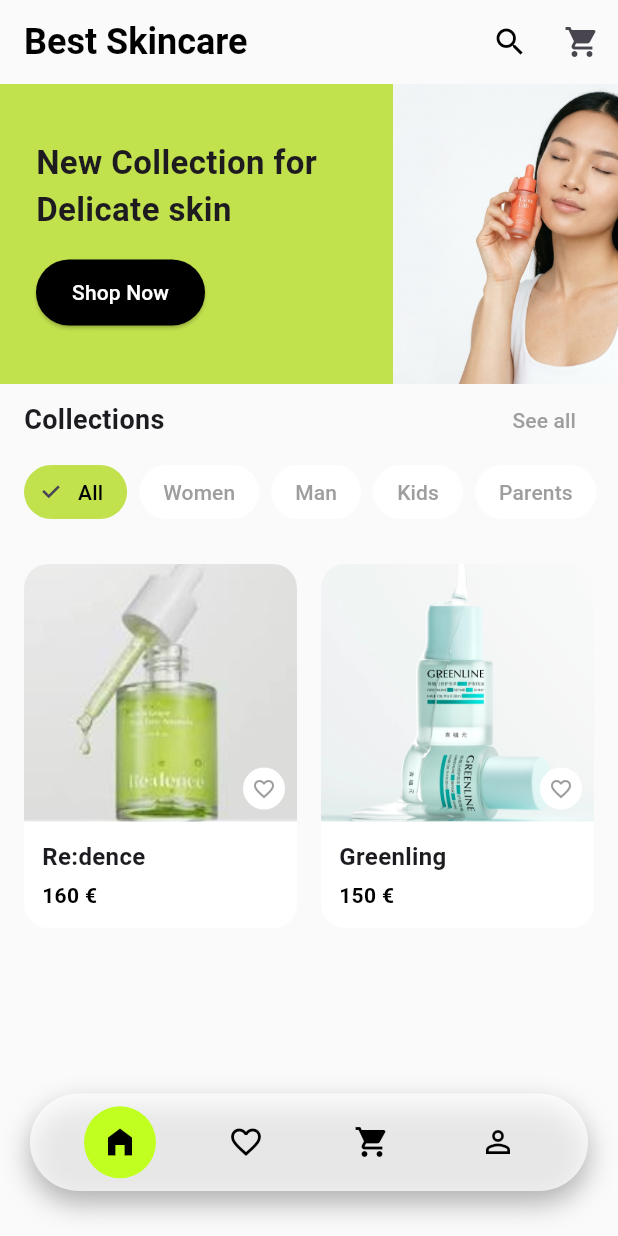
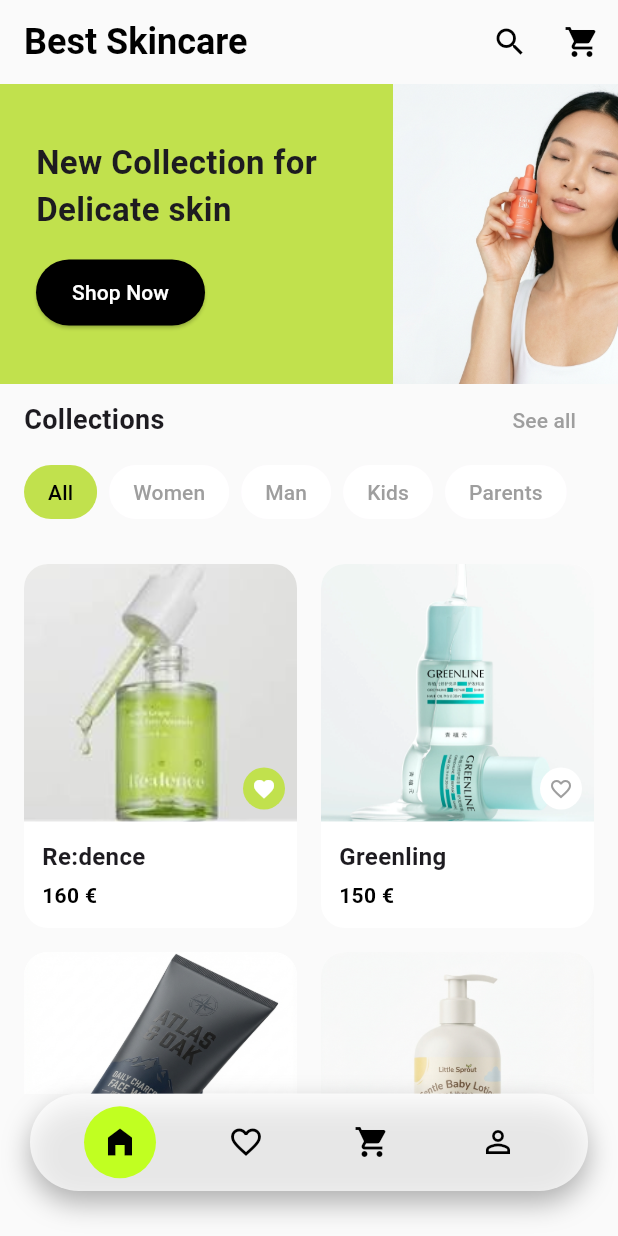
Before and after one commit to desse20/skincare_app, a Flutter app: the screen it shows after launch, on a phone screen of 412 x 824 dp. Run offline on Flutter 3.47's test engine with Material 3 defaults, Android fonts, the phone set to English and light mode, and no system bars; our stand-ins replace shared_preferences.

Commit message:
Feat: Add category filtering, product images, and fix build

```diff
--- a/lib/data/product_data.dart
+++ b/lib/data/product_data.dart
@@ -7,6 +7,7 @@
     price: '160',
     images: ['assets/images/product1.png'],
     capacity: '50ml',
+    category: 'Women',
     description: 'Sérum anti-âge Re:dence, raffermit et illumine la peau.',
   ),
   Product(
@@ -15,6 +16,7 @@
     price: '150',
     images: ['assets/images/product2.jpg'],
     capacity: '100ml',
+    category: 'Women',
     description: 'Crème hydratante Greenling, fraîcheur et éclat naturel.',
   ),
 ];
--- a/lib/models/product.dart
+++ b/lib/models/product.dart
@@ -4,6 +4,7 @@
   final String price;
   final List<String> images;
   final String capacity;
+  final String category;
   final String description;
 
   const Product({
@@ -12,6 +13,7 @@
     required this.price,
     required this.images,
     required this.capacity,
+    required this.category,
     this.description = '',
   });
 
@@ -22,6 +24,7 @@
       price: '160 €',
       images: ['assets/images/product1.png'],
       capacity: '50ml',
+      category: 'Women',
       description: 'A powerful serum for skin rejuvenation.',
     ),
     Product(
@@ -30,7 +33,44 @@
       price: '150 €',
       images: ['assets/images/product2.jpg'],
       capacity: '30ml',
+      category: 'Women',
       description: 'Ideally suited for sensitive skin types.',
+    ),
+    Product(
+      id: '3',
+      name: 'Men Face Wash',
+      price: '45 €',
+      images: ['assets/images/product_man.png'],
+      capacity: '100ml',
+      category: 'Man',
+      description: 'Deep cleansing face wash for men.',
+    ),
+    Product(
+      id: '4',
+      name: 'Baby Lotion',
+      price: '25 €',
+      images: ['assets/images/product_kids.png'],
+      capacity: '200ml',
+      category: 'Kids',
+      description: 'Gentle lotion for delicate baby skin.',
+    ),
+    Product(
+      id: '5',
+      name: 'Family Cream',
+      price: '60 €',
+      images: ['assets/images/product_parents.png'],
+      capacity: '450ml',
+      category: 'Parents',
+      description: 'Moisturizing cream for the whole family.',
+    ),
+    Product(
+      id: '6',
+      name: 'Lumière Serum',
+      price: '180 €',
+      images: ['assets/images/product_women.png'],
+      capacity: '30ml',
+      category: 'Women',
+      description: 'Radiance boosting serum.',
     ),
   ];
 }
--- a/lib/screens/home_screen.dart
+++ b/lib/screens/home_screen.dart
@@ -2,20 +2,46 @@
 import '../routes/app_routes.dart';
 import '../widgets/custom_bottom_nav.dart';
 import '../models/favorites_model.dart';
+import '../models/product.dart';
 
-class HomeScreen extends StatelessWidget {
+class HomeScreen extends StatefulWidget {
   final FavoritesModel favoritesModel;
 
   const HomeScreen({super.key, required this.favoritesModel});
 
   @override
+  State<HomeScreen> createState() => _HomeScreenState();
+}
+
+class _HomeScreenState extends State<HomeScreen> {
+  String _selectedCategory = 'All';
+
+  final List<String> _categories = ['All', 'Women', 'Man', 'Kids', 'Parents'];
+
+  List<Product> get _filteredProducts {
+    if (_selectedCategory == 'All') {
+      return Product.dummyProducts;
+    }
+    return Product.dummyProducts
+        .where((product) => product.category == _selectedCategory)
+        .toList();
+  }
+
+  @override
   Widget build(BuildContext context) {
+    return ListenableBuilder(
+      listenable: widget.favoritesModel,
+      builder: (context, child) {
         return Scaffold(
           backgroundColor: Colors.grey[50], // Light background
           appBar: AppBar(
             title: const Text(
               'Best Skincare',
-          style: TextStyle(color: Colors.black, fontSize: 24, fontWeight: FontWeight.bold),
+              style: TextStyle(
+                color: Colors.black,
+                fontSize: 24,
+                fontWeight: FontWeight.bold
+              ),
             ),
             backgroundColor: Colors.transparent,
             elevation: 0,
@@ -29,9 +55,8 @@
                   );
                 },
               ),
-
               IconButton(
-            icon: const Icon(Icons.shopping_cart),
+                icon: const Icon(Icons.shopping_cart, color: Colors.black),
                 onPressed: () {
                   Navigator.pushNamed(context, AppRoutes.cart);
                 },
@@ -45,9 +70,11 @@
                 // STEP 2: Hero Section
                 Container(
                   width: double.infinity,
+                  // Removed margin for full width
                   height: 200,
                   decoration: const BoxDecoration(
                     color: Color(0xFFC1E14D), // Lime green from mockup
+                    // Removed borderRadius for full width look
                   ),
                   child: Stack(
                     children: [
@@ -72,7 +99,7 @@
                               'New Collection for\nDelicate skin',
                               style: TextStyle(
                                 fontSize: 22,
-                            fontWeight: FontWeight.w600,
+                                fontWeight: FontWeight.bold,
                               ),
                             ),
                             const SizedBox(height: 16),
@@ -111,19 +138,26 @@
                   scrollDirection: Axis.horizontal,
                   padding: const EdgeInsets.only(left: 16),
                   child: Row(
-                    children: ['All', 'Women', 'Man', 'Kids', 'Parents'].map((category) {
-                      final isSelected = category == 'All';
+                    children: _categories.map((category) {
+                      final isSelected = category == _selectedCategory;
                       return Padding(
                         padding: const EdgeInsets.only(right: 8.0),
                         child: ChoiceChip(
                           label: Text(category),
                           selected: isSelected,
-                          onSelected: (_) {},
+                          onSelected: (selected) {
+                            if (selected) {
+                              setState(() {
+                                _selectedCategory = category;
+                              });
+                            }
+                          },
                           selectedColor: const Color(0xFFC1E14D),
                           backgroundColor: Colors.white,
                           labelStyle: TextStyle(color: isSelected ? Colors.black : Colors.grey),
                           shape: RoundedRectangleBorder(borderRadius: BorderRadius.circular(20)),
                           side: BorderSide.none,
+                          showCheckmark: false,
                         ),
                       );
                     }).toList(),
@@ -142,23 +176,14 @@
                     childAspectRatio: 0.75,
                     crossAxisSpacing: 16,
                     mainAxisSpacing: 16,
-                children: [
-                  _buildProductCard(
+                    children: _filteredProducts.map((product) {
+                      return _buildProductCard(
                         context,
-                    name: 'Re:dence',
-                    price: '160 €',
-                    imagePath: 'assets/images/product1.png',
-                    routeArgs: '1',
-                  ),
-                  _buildProductCard(
-                    context,
-                    name: 'Greenling',
-                    price: '150 €',
-                    imagePath: 'assets/images/product2.jpg',
-                    routeArgs: '2',
-                    isFavorite: false,
-                  ),
-                ],
+                        product: product,
+                        isFavorite: widget.favoritesModel.isFavorite(product.id),
+                        onFavoriteToggle: () => widget.favoritesModel.toggleFavorite(product.id),
+                      );
+                    }).toList(),
                   ),
                 ),
                  const SizedBox(height: 24),
@@ -166,23 +191,20 @@
             ),
           ),
 
-
           bottomNavigationBar: const CustomBottomNav(currentIndex: 0),
-
+        );
+      }
     );
   }
 
   Widget _buildProductCard(BuildContext context, {
-    required String name,
-    required String price,
-    required String imagePath,
-    required String routeArgs,
-    bool isFavorite = false,
-    VoidCallback? onFavoriteToggle,
+    required Product product,
+    required bool isFavorite,
+    required VoidCallback onFavoriteToggle,
   }) {
     return GestureDetector(
       onTap: () {
-        Navigator.pushNamed(context, AppRoutes.productDetail, arguments: routeArgs);
+        Navigator.pushNamed(context, AppRoutes.productDetail, arguments: product.id);
       },
       child: Container(
         decoration: BoxDecoration(
@@ -199,8 +221,12 @@
                     child: ClipRRect(
                       borderRadius: const BorderRadius.vertical(top: Radius.circular(16)),
                       child: Image.asset(
-                        imagePath,
+                        product.images.first,
                         fit: BoxFit.cover,
+                        // Fix for error handling if image not found to avoid crash during dev
+                        errorBuilder: (context, error, stackTrace) {
+                           return const Center(child: Icon(Icons.image_not_supported, size: 50, color: Colors.grey));
+                        },
                         width: double.infinity,
                       ),
                     ),
@@ -229,9 +255,9 @@
               child: Column(
                 crossAxisAlignment: CrossAxisAlignment.start,
                 children: [
-                  Text(name, style: const TextStyle(fontWeight: FontWeight.bold, fontSize: 16)),
+                  Text(product.name, style: const TextStyle(fontWeight: FontWeight.bold, fontSize: 16), maxLines: 1, overflow: TextOverflow.ellipsis),
                   const SizedBox(height: 4),
-                  Text(price, style: const TextStyle(fontWeight: FontWeight.bold, fontSize: 14, color: Colors.black)),
+                  Text(product.price, style: const TextStyle(fontWeight: FontWeight.bold, fontSize: 14, color: Colors.black)),
                 ],
               ),
             ),
--- a/lib/screens/product_detail_screen.dart
+++ b/lib/screens/product_detail_screen.dart
@@ -21,6 +21,7 @@
       price: '160',
       images: ['assets/images/product1.png'],
       capacity: '250ml',
+      category: 'Women',
       description: 'Sérum anti-âge Re:dence, raffermit et illumine la peau.',
     ),
     Product(
@@ -29,6 +30,7 @@
       price: '150',
       images: ['assets/images/product2.jpg'],
       capacity: '200ml',
+      category: 'Women',
       description: 'Crème hydratante Greenling, fraîcheur et éclat naturel.',
     ),
   ];
```
Also changed, not shown: assets/images/product_kids.png (added), assets/images/product_man.png (added), assets/images/product_parents.png (added), assets/images/product_women.png (added). Lines whose indentation alone changed are shown as unchanged.
